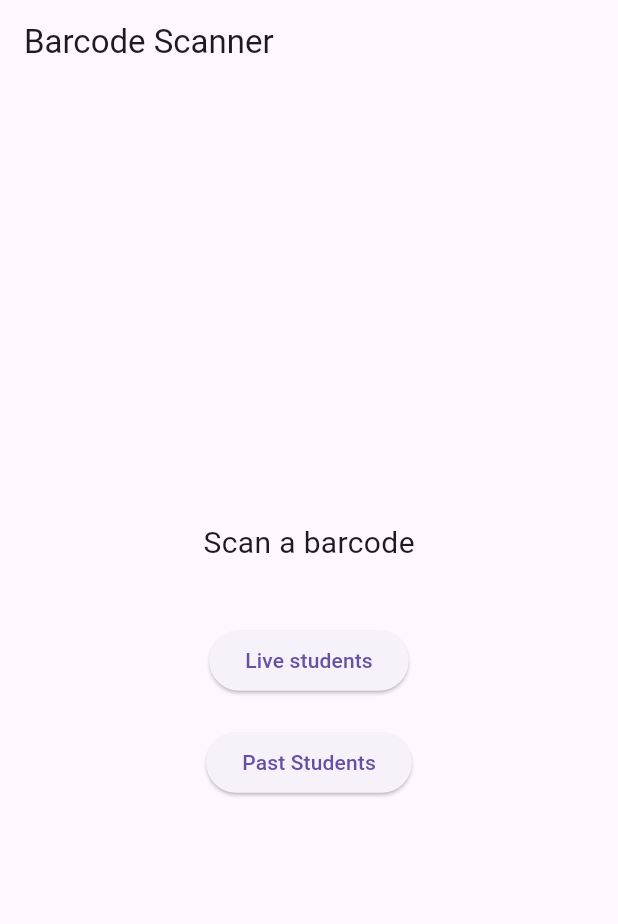
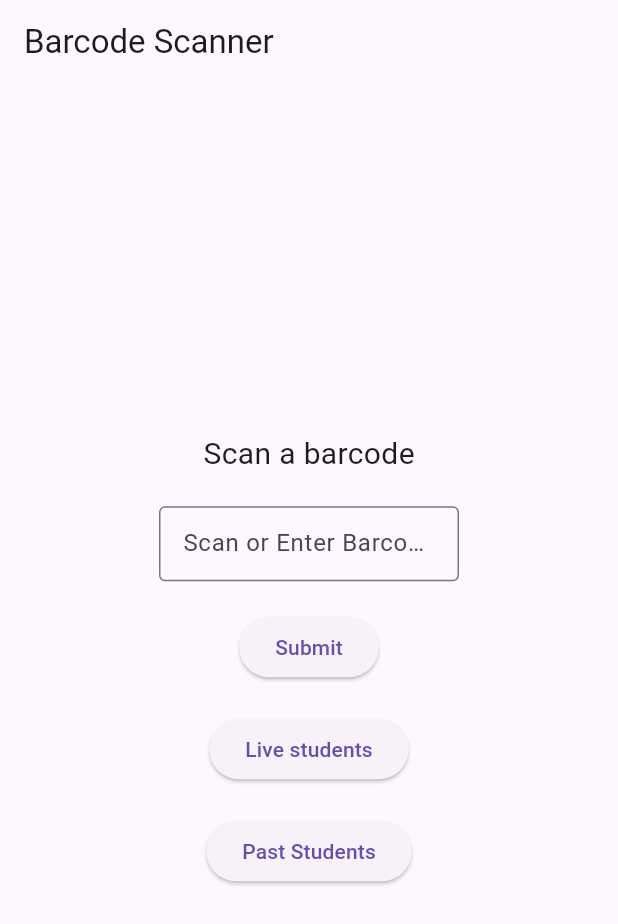
Before and after one commit to satyam372/ScanLib, a Flutter app: the screen it shows after launch, on a phone screen of 412 x 824 dp. Shown: the top 924 px of the screen. Run offline on Flutter 3.47's test engine with Material 3 defaults, Android fonts, the phone set to English and light mode, and no system bars; our stand-ins replace dio, drift, visibility_detector; missing offline and left inert: flutter_barcode_listener, syncfusion_flutter_signaturepad; accounts and stored records are empty; generated files the repository leaves out were written again; project files that could hold a hidden picture were left out.

Commit message:
scannerview: Add textbox to enter roll.no manually
If the scan fails to read the barcode
the student can enter the roll.no
manually.

Fixes #56

```diff
--- a/lib/views/scannerview.dart
+++ b/lib/views/scannerview.dart
@@ -4,7 +4,8 @@ import 'package:library_qr/views/checkentry.dart';
 import 'package:library_qr/services/local_database_service.dart';
 import '../services/cloud_database_service.dart';
 import 'package:library_qr/views/past_student.dart';
-import 'package:visibility_detector/visibility_detector.dart';import 'package:flutter_barcode_listener/flutter_barcode_listener.dart';
+import 'package:visibility_detector/visibility_detector.dart';
+import 'package:flutter_barcode_listener/flutter_barcode_listener.dart';
 import 'dart:io' show Platform;
 
 class ScanScreen extends StatefulWidget {
@@ -18,6 +19,7 @@ class ScanScreenState extends State<ScanScreen> {
   String? _barcode;
   bool visible = false;
   late InsertData _insertData;
+  final TextEditingController _barcodeController = TextEditingController();
 
   @override
   void initState() {
@@ -29,9 +31,6 @@ class ScanScreenState extends State<ScanScreen> {
   void dispose() {
     super.dispose();
   }
-
-
-
 
   Future<void> _startBarcodeScan(String barcodeScanRes) async {
     try {
@@ -47,8 +46,7 @@ class ScanScreenState extends State<ScanScreen> {
                 const SnackBar(content: Text('Out time updated')));
           }
         } else if (updateOutTime == false) {
-          final fetchFromArchiveStudent =
-          await _insertData.fetchFromArchiveStudent(barcodeScanRes); // TODO:can we remove this line?
+          final fetchFromArchiveStudent = await _insertData.fetchFromArchiveStudent(barcodeScanRes); // TODO:can we remove this line?
           if (fetchFromArchiveStudent) {
             if (mounted) {
               ScaffoldMessenger.of(context).showSnackBar(
@@ -141,11 +139,33 @@ class ScanScreenState extends State<ScanScreen> {
                       : 'BARCODE: $_barcode',
                   style: const TextStyle(fontSize: 20),
                 ),
+
                 const SizedBox(height: 20),
-                // ElevatedButton(
-                //   onPressed: _startBarcodeScan(_barcode!),
-                //   child: const Text('Scan Barcode'),
-                // ),
+                SizedBox(
+                  width: 200,
+                  height: 50,
+                  child: TextField(
+                    controller: _barcodeController,
+                    decoration: InputDecoration(
+                      border: const OutlineInputBorder(),
+                      labelText: 'Scan or Enter Barcode',  // This is the label
+                      hintText: 'Scan the barcode or enter your Enrollment No',
+                      hintStyle: TextStyle(color: Colors.grey.withOpacity(0.6)),
+                    ),
+                    textCapitalization: TextCapitalization.characters,
+                  ),
+                ),
+                const SizedBox(height: 20),
+                ElevatedButton(
+                  onPressed: () {
+                    if (_barcodeController.text.isNotEmpty) {
+                      String barcode = _barcodeController.text.replaceAll(RegExp(r'\s+'), '');
+                      _startBarcodeScan(barcode);
+                      _barcodeController.clear();
+                    }
+                  },
+                  child: const Text('Submit'),
+                ),
                 const SizedBox(height: 20),
                 ElevatedButton(
                     onPressed: navigateToCheckEntry,
@@ -154,11 +174,6 @@ class ScanScreenState extends State<ScanScreen> {
                 ElevatedButton(
                     onPressed: navigateToPastStudent,
                     child: const Text('Past Students')),
-              ],
-            ),
-          ),
-        ),
-      ),
-    );
+              ])))));
   }
 }
```
